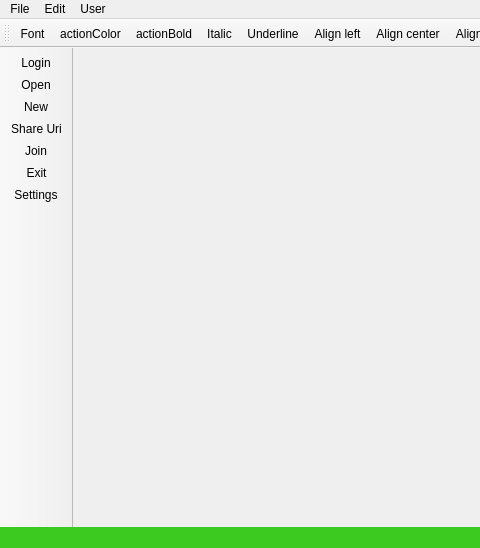
Above: client/MainWindow.ui from anphetamina/CoText before the change; both pictures show x 0 to 480 and y 0 to 548 of the 946 by 548 pixel window. Below: the same form after it.
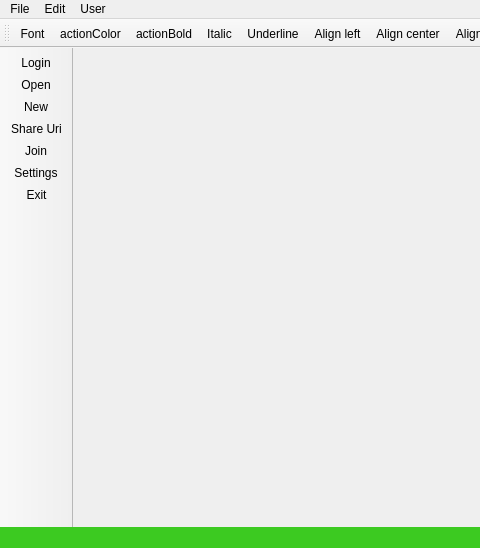
That is the form after the change. Icons and pictures are not drawn.

Commit message: Linked exit button (in MainWindow) to Login

```diff
--- a/client/MainWindow.ui
+++ b/client/MainWindow.ui
@@ -160,8 +160,8 @@
    <addaction name="actionNew"/>
    <addaction name="actionShare_Uri"/>
    <addaction name="actionJoin"/>
-   <addaction name="actionExit"/>
    <addaction name="actionSettings"/>
+   <addaction name="actionExit"/>
   </widget>
   <widget class="QToolBar" name="mainToolBar">
    <property name="minimumSize">
```
Left out of the diff: 12 changed lines with no effect on the pictures. The commit also changes 1 other file.
